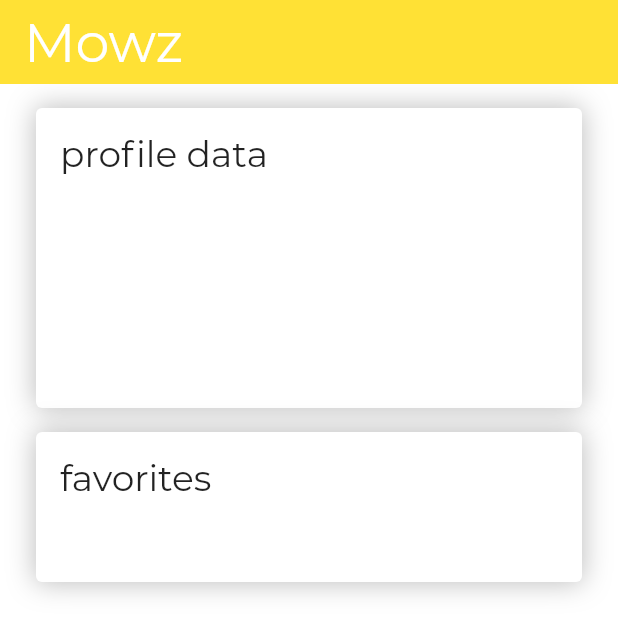
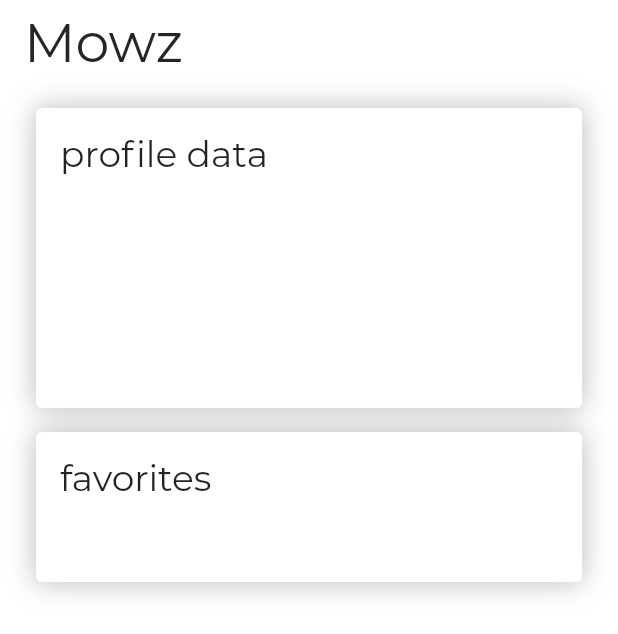
Before and after one commit to Abiri99/Mowz-Chat, a Flutter app: the screen it shows after launch, on a phone screen of 412 x 824 dp. Shown: the top 634 px of the screen. Run offline on Flutter 3.47's test engine with Material 2 defaults, Android fonts, the phone set to English and light mode, and no system bars; project files that could hold a hidden picture were left out.

Commit message:
changed status bar/ navigation bar color

```diff
--- a/lib/screens/home.dart
+++ b/lib/screens/home.dart
@@ -5,7 +5,7 @@ class Home extends StatelessWidget {
   Widget build(BuildContext context) {
     return Scaffold(
       appBar: AppBar(
-        backgroundColor: Theme.of(context).primaryColor,
+        backgroundColor: Colors.transparent,
         elevation: 0,
         title: Text("Mowz", style: Theme.of(context).textTheme.headline),
       ),
```
Also changed, not shown: lib/main.dart (+13 -2 lines).
